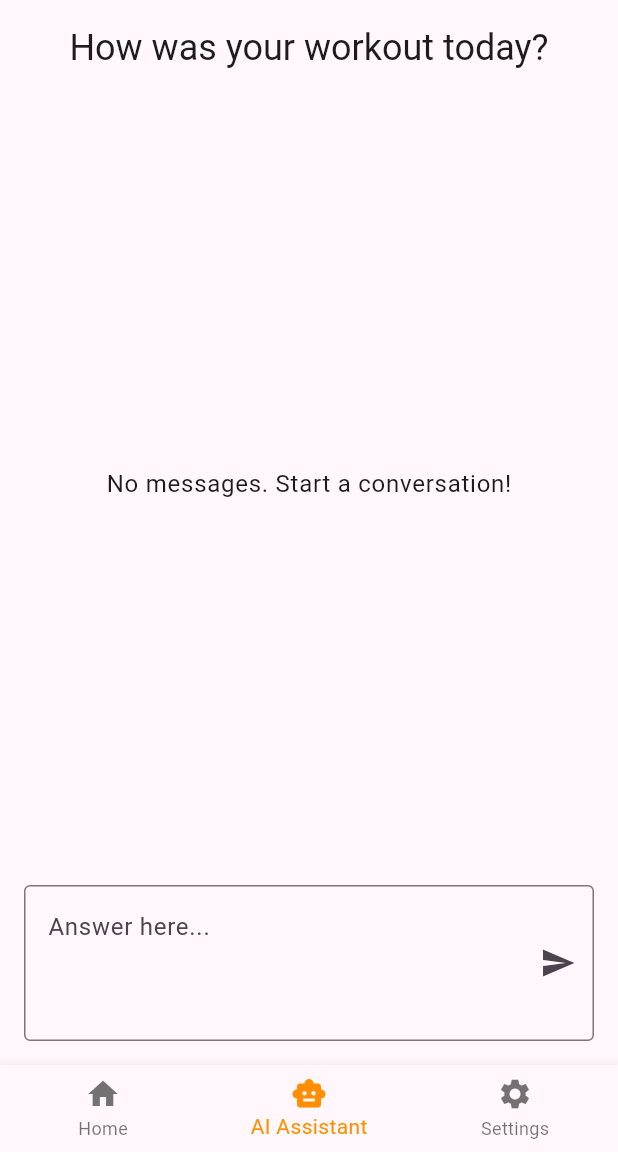
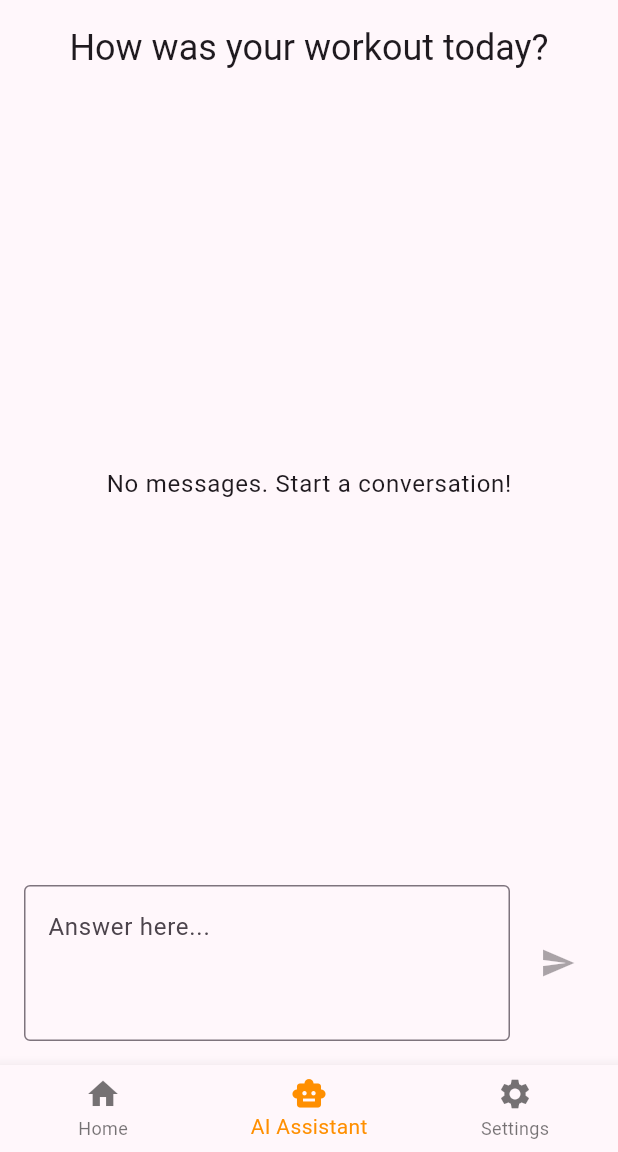
Before and after one commit to vaselba/fitnessapp, a Flutter app: the screen it shows once a user with an empty profile is signed in, item 2 of the bottom bar chosen, on a phone screen of 412 x 824 dp, the part 84-1236 px from its top. Run offline on Flutter 3.47's test engine with Material 3 defaults, Android fonts, the phone set to English and light mode, and no system bars; our stand-ins replace cloud_firestore, firebase_auth, firebase_core; accounts and stored records are empty; generated files the repository leaves out were written again.

Commit message:
fix: reverse chat direction; add loading indicator

```diff
--- a/lib/screens/chat_screen.dart
+++ b/lib/screens/chat_screen.dart
@@ -63,7 +63,8 @@ class _ChatScreenState extends State<ChatScreen> {
     try {
       // Get the current messages from the stream
       final messages = await widget.llmService.getConversationStream().first;
-      await widget.llmService.sendMessage(_messageController.text, previousMessages: messages);
+      await widget.llmService
+          .sendMessage(_messageController.text, previousMessages: messages);
       _messageController.clear();
       _scrollToBottom();
     } catch (e) {
@@ -135,7 +136,8 @@ class _ChatScreenState extends State<ChatScreen> {
           child: Padding(
             padding: const EdgeInsets.all(12),
             child: Column(
-              crossAxisAlignment: isUser ? CrossAxisAlignment.end : CrossAxisAlignment.start,
+              crossAxisAlignment:
+                  isUser ? CrossAxisAlignment.end : CrossAxisAlignment.start,
               mainAxisSize: MainAxisSize.min,
               children: [
                 Text(
@@ -152,7 +154,10 @@ class _ChatScreenState extends State<ChatScreen> {
                     _formatTimestamp(message.timestamp!),
                     style: Theme.of(context).textTheme.bodySmall?.copyWith(
                           color: isUser
-                          ? Theme.of(context).colorScheme.onPrimaryContainer.withOpacity(0.7)
+                              ? Theme.of(context)
+                                  .colorScheme
+                                  .onPrimaryContainer
+                                  .withOpacity(0.7)
                               : Theme.of(context).colorScheme.onSurfaceVariant,
                         ),
                   ),
@@ -187,7 +192,8 @@ class _ChatScreenState extends State<ChatScreen> {
                     widget.language == 'Български'
                         ? 'Грешка при зареждане на съобщенията'
                         : 'Error loading messages',
-                    style: TextStyle(color: Theme.of(context).colorScheme.error),
+                    style:
+                        TextStyle(color: Theme.of(context).colorScheme.error),
                   ),
                 );
               }
@@ -196,7 +202,8 @@ class _ChatScreenState extends State<ChatScreen> {
                 return const Center(child: CircularProgressIndicator());
               }
 
-              final messages = snapshot.data!;
+              // Reverse messages so newest is at the bottom
+              final messages = List<Message>.from(snapshot.data!.reversed);
               if (messages.isEmpty) {
                 return Center(
                   child: Text(
@@ -208,19 +215,31 @@ class _ChatScreenState extends State<ChatScreen> {
                 );
               }
 
-              // Messages are already in reverse order from Firestore
+              // Scroll to bottom when new messages arrive
+              WidgetsBinding.instance.addPostFrameCallback((_) {
+                if (_scrollController.hasClients) {
+                  _scrollController
+                      .jumpTo(_scrollController.position.maxScrollExtent);
+                }
+              });
+
               return ListView.separated(
                 controller: _scrollController,
                 itemCount: messages.length,
                 separatorBuilder: (context, index) => const SizedBox(height: 8),
-                padding: const EdgeInsets.symmetric(vertical: 16, horizontal: 8),
-                itemBuilder: (context, index) => _buildMessageBubble(messages[index]),
+                padding:
+                    const EdgeInsets.symmetric(vertical: 16, horizontal: 8),
+                itemBuilder: (context, index) =>
+                    _buildMessageBubble(messages[index]),
               );
             },
           ),
         ),
         Padding(
           padding: const EdgeInsets.only(top: 8),
+          child: Row(
+            children: [
+              Expanded(
                 child: TextField(
                   controller: _messageController,
                   decoration: InputDecoration(
@@ -228,18 +247,27 @@ class _ChatScreenState extends State<ChatScreen> {
                     hintText: widget.language == 'Български'
                         ? 'Отговори тук...'
                         : 'Answer here...',
-              suffixIcon: _isLoading
-                  ? const Padding(
-                      padding: EdgeInsets.all(8),
-                      child: CircularProgressIndicator(),
+                  ),
+                  maxLines: 3,
+                  onSubmitted: (_) => _canSend ? _sendMessage() : null,
+                  enabled: !_isLoading,
+                ),
+              ),
+              const SizedBox(width: 8),
+              _isLoading
+                  ? const SizedBox(
+                      width: 32,
+                      height: 32,
+                      child: Padding(
+                        padding: EdgeInsets.all(4),
+                        child: CircularProgressIndicator(strokeWidth: 2),
+                      ),
                     )
                   : IconButton(
                       icon: const Icon(Icons.send),
-                      onPressed: _canSend ? _sendMessage : null,
+                      onPressed: _canSend && !_isLoading ? _sendMessage : null,
                     ),
-            ),
-            maxLines: 3,
-            onSubmitted: (_) => _canSend ? _sendMessage() : null,
+            ],
           ),
         ),
       ],
```
Lines whose indentation alone changed are shown as unchanged.
